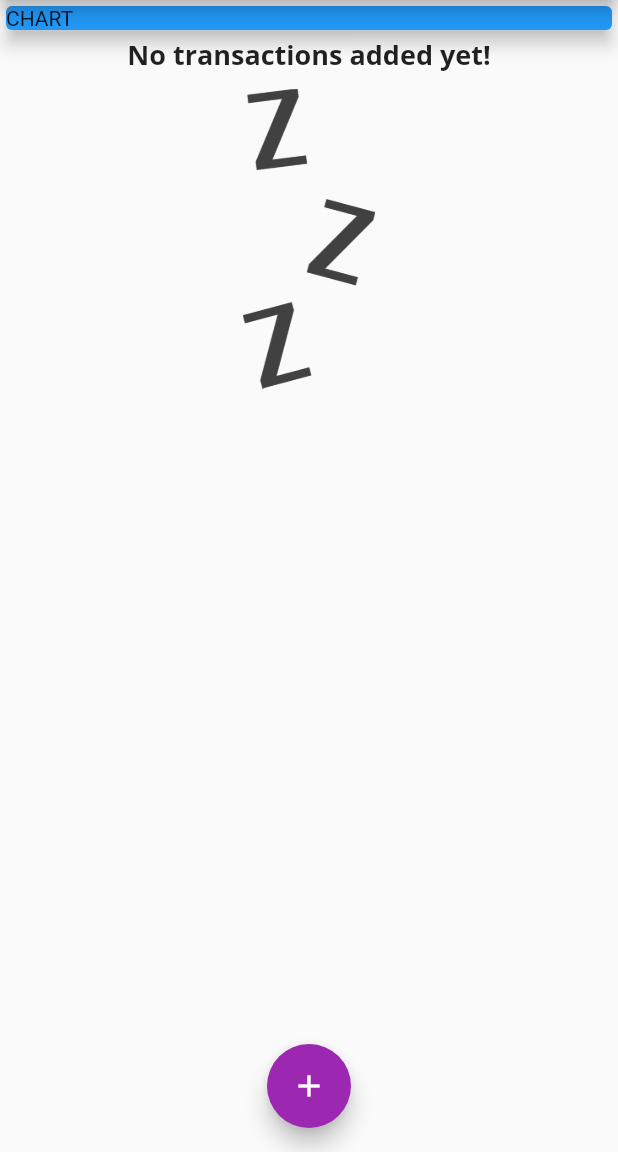
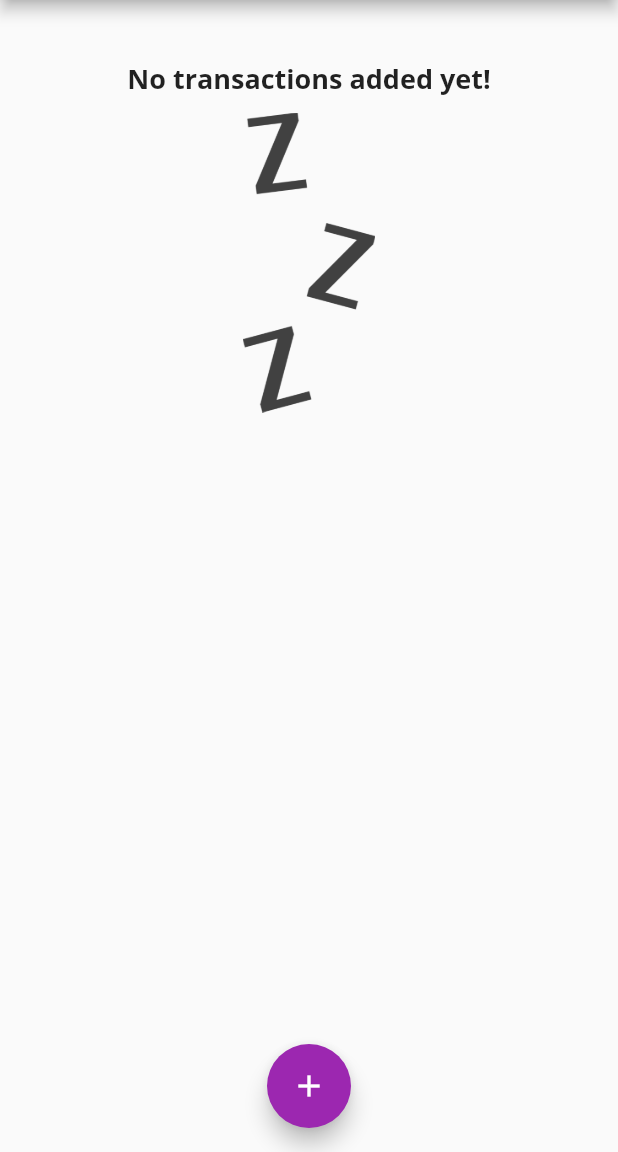
Before and after one commit to felipemotarocha/flutter-expenses-app, a Flutter app: the screen it shows after launch, on a phone screen of 412 x 824 dp, the part 84-1236 px from its top. Run offline on Flutter 3.47's test engine with Material 2 defaults, Android fonts, the phone set to English and light mode, and no system bars.

```diff
--- a/lib/home.dart
+++ b/lib/home.dart
@@ -1,9 +1,8 @@
 // ignore_for_file: sized_box_for_whitespace, deprecated_member_use
+import 'entities/transaction.dart';
 
 import 'package:flutter/material.dart';
-
-import 'entities/transaction.dart';
-
+import 'package:expenses_app/widgets/chart.dart';
 import 'package:expenses_app/widgets/user_transactions.dart';
 import 'package:expenses_app/widgets/new_transaction.dart';
 
@@ -31,6 +30,18 @@ class _HomeState extends State<Home> {
   //     date: DateTime.now(),
   //   ),
   // ];
+
+  List<Transaction> get _recentTransactions {
+    return _userTransactions
+        .where(
+          (element) => element.date.isAfter(
+            DateTime.now().subtract(
+              const Duration(days: 7),
+            ),
+          ),
+        )
+        .toList();
+  }
 
   void startAddNewTransaction(BuildContext ctx) {
     showModalBottomSheet(
@@ -73,13 +84,8 @@ class _HomeState extends State<Home> {
       body: SingleChildScrollView(
         child: Column(
           children: [
-            Container(
-              width: double.infinity,
-              child: const Card(
-                color: Colors.blue,
-                child: Text('CHART'),
-                elevation: 5,
-              ),
+            Chart(
+              recentTransactions: _recentTransactions,
             ),
             UserTransactions(transactions: _userTransactions),
           ],
--- a/lib/widgets/chart.dart
+++ b/lib/widgets/chart.dart
@@ -9,7 +9,9 @@ class Chart extends StatelessWidget {
   const Chart({Key? key, required this.recentTransactions}) : super(key: key);
 
   List<Map<String, Object>> get groupedTransactionValues {
-    return List.generate(7, (index) {
+    return List.generate(
+      7,
+      (index) {
         final weekDay = DateTime.now().subtract(Duration(days: index));
 
         var weekDayTotalAmount = 0.0;
@@ -27,15 +29,20 @@ class Chart extends StatelessWidget {
           }
         }
 
-      return {'day': DateFormat.E(weekDay), 'amount': weekDayTotalAmount};
-    });
+        return {
+          'day': DateFormat.E().format(weekDay),
+          'amount': weekDayTotalAmount
+        };
+      },
+    );
   }
 
   @override
   Widget build(BuildContext context) {
+    print(groupedTransactionValues);
     return Card(
       elevation: 6,
-      margin: EdgeInsets.all(20),
+      margin: const EdgeInsets.all(20),
       child: Row(
         children: [],
       ),
```
Lines whose indentation alone changed are shown as unchanged.
